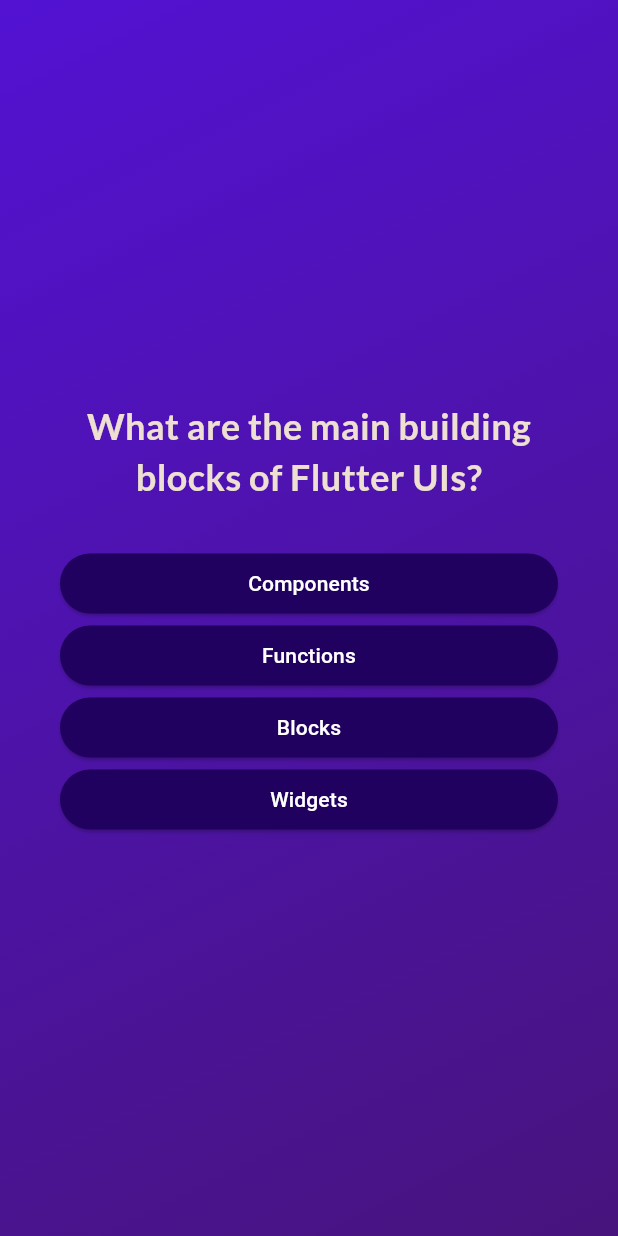
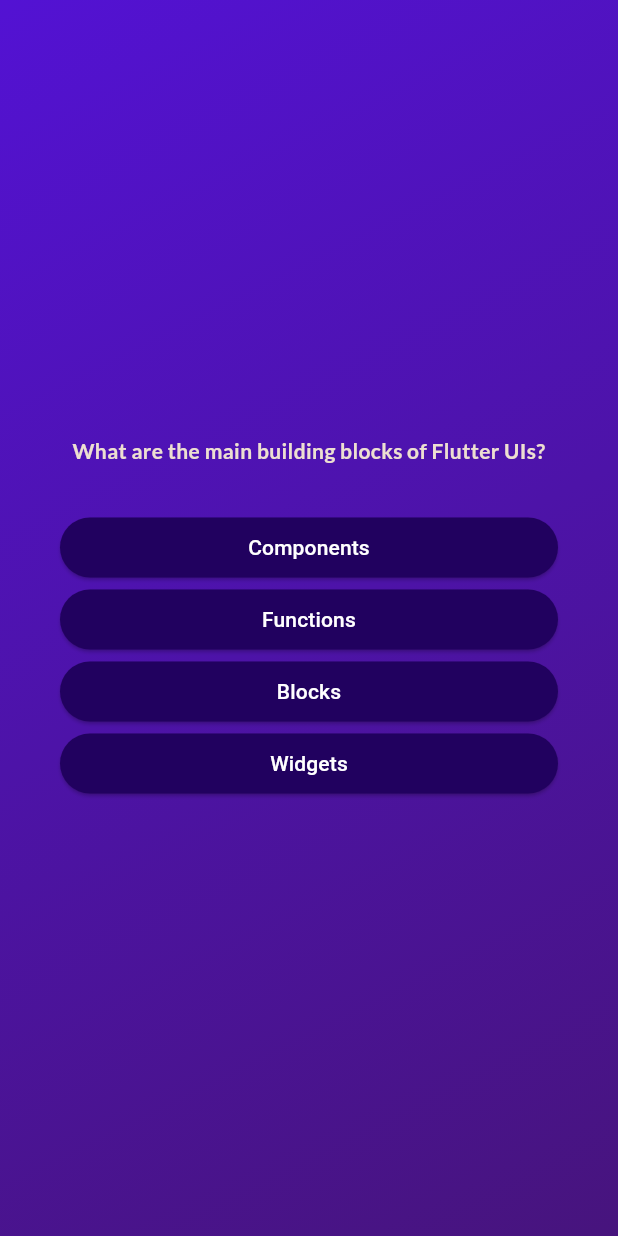
Before and after one commit to kelton-glitch/quizz_app, a Flutter app: the screen it shows after launch, after a tap on "Start Quiz!", on a phone screen of 412 x 824 dp. Run offline on Flutter 3.47's test engine with Material 3 defaults, Android fonts, the phone set to English and light mode, and no system bars; our stand-ins replace google_fonts.

Commit message:
updates done on questions screeb

```diff
--- a/lib/questions_screen.dart
+++ b/lib/questions_screen.dart
@@ -38,7 +38,7 @@ class _QuestionsScreenState extends State<QuestionsScreen> {
               currentQuestion.text,
               style: GoogleFonts.lato(
                 color: const Color.fromARGB(255, 237, 223, 209),
-                fontSize: 24,
+                fontSize: 14,
                 fontWeight: FontWeight.bold,
               ),
               textAlign: TextAlign.center,
--- a/lib/quiz.dart
+++ b/lib/quiz.dart
@@ -1,6 +1,7 @@
 import 'package:flutter/material.dart';
 import 'package:quizz_app/data/questions.dart';
 import 'package:quizz_app/questions_screen.dart';
+import 'package:quizz_app/results_screen.dart';
 import 'package:quizz_app/start_screen.dart';
 
 class Quiz extends StatefulWidget {
@@ -20,13 +21,12 @@ class _QuizState extends State<Quiz> {
     });
   }
 
-  void selectedAnswer(String answer){
+  void selectedAnswer(String answer) {
     selectedAnswers.add(answer);
 
-    if (selectedAnswers.length == questions.length){
+    if (selectedAnswers.length == questions.length) {
       setState(() {
-        selectedAnswers = [];
-        activeScreen = 'start-screen';
+        activeScreen = 'results-screen';
       });
     }
   }
@@ -35,22 +35,30 @@ class _QuizState extends State<Quiz> {
   Widget build(BuildContext context) {
     Widget screenWidget = StartScreen(switchScreen);
 
-    if(activeScreen == 'questions-screen'){
-      screenWidget =  QuestionsScreen(onSelectedAnswer: selectedAnswer);
+    if (activeScreen == 'questions-screen') {
+      screenWidget = QuestionsScreen(onSelectedAnswer: selectedAnswer);
+    }
+
+    if (activeScreen == 'results-screen') {
+      screenWidget = ResultsScreen(
+        chosenAnswers: selectedAnswers,
+      );
     }
 
     return MaterialApp(
       home: Scaffold(
         body: Container(
           decoration: const BoxDecoration(
-            gradient: LinearGradient(colors: [
-              Color.fromARGB(255, 83, 18, 211),
-              Color.fromARGB(255, 71, 20, 125)
-            ], begin: Alignment.topLeft, end: Alignment.bottomRight),
+            gradient: LinearGradient(
+              colors: [
+                Color.fromARGB(255, 83, 18, 211),
+                Color.fromARGB(255, 71, 20, 125)
+              ],
+              begin: Alignment.topLeft,
+              end: Alignment.bottomRight,
+            ),
           ),
-          child: activeScreen == 'start-screen'
-              ? StartScreen(switchScreen)
-              : QuestionsScreen(onSelectedAnswer: (String answer) {  },),
+          child: screenWidget,
         ),
       ),
     );
--- a/lib/start_screen.dart
+++ b/lib/start_screen.dart
@@ -22,7 +22,7 @@ class StartScreen extends StatelessWidget {
           'Learn Flutter the fun way!',
           style: GoogleFonts.lato(
             color: const Color.fromARGB(255, 237, 223, 209),
-            fontSize: 24,
+            fontSize: 14,
             fontWeight: FontWeight.bold,
           ),
         ),
```
Also changed, not shown: lib/questions_summary.dart (added, +37 -0 lines), lib/results_screen.dart (added, +78 -0 lines).
